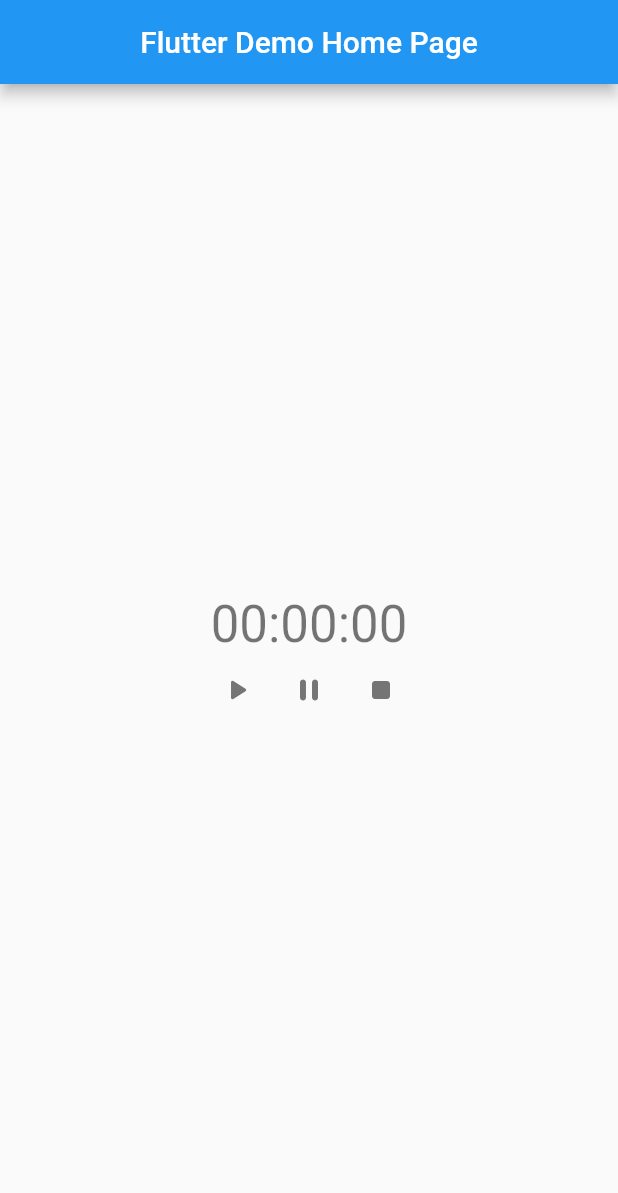
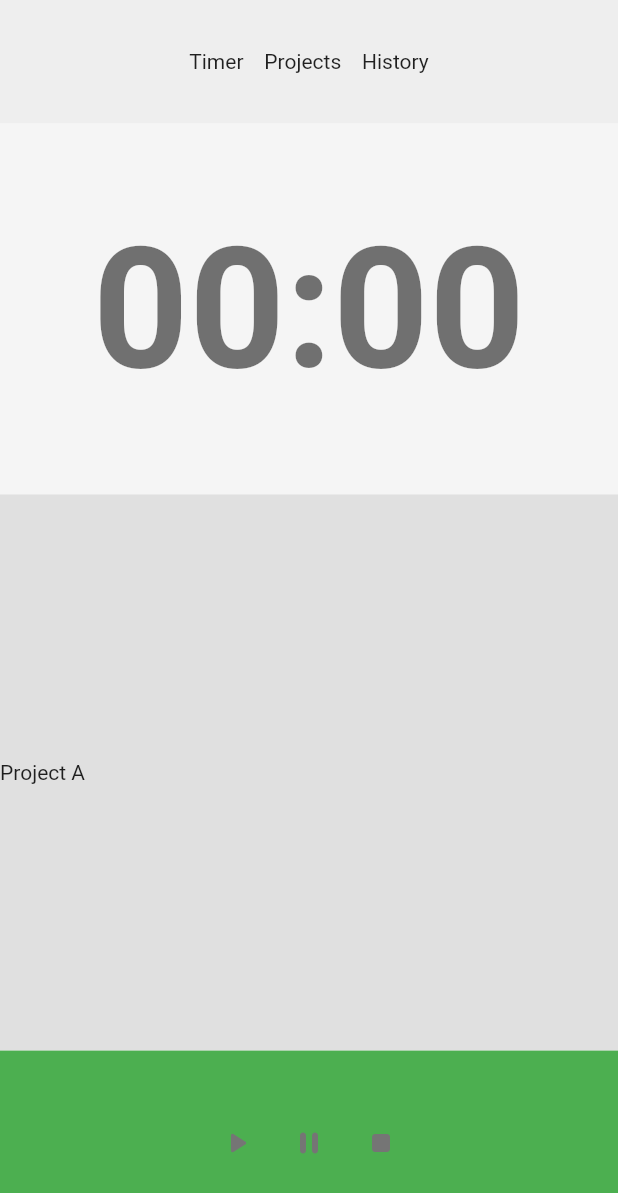
Before and after one commit to pp7rd/worktimer, a Flutter app: the screen it shows after launch, on a phone screen of 412 x 824 dp. Shown: the top 1193 px of the screen. Run offline on Flutter 3.47's test engine with Material 2 defaults, Android fonts, the phone set to English and light mode, and no system bars.

Commit message:
Creating layout

```diff
--- a/lib/main.dart
+++ b/lib/main.dart
@@ -1,17 +1,20 @@
 import 'package:flutter/material.dart';
 import 'dart:async';
+
+// This project
+import 'package:worktimer/styles/sizes.dart';
 
 void main() {
   runApp(MyApp());
 }
 
-String formatTime(int milliseconds){
+String formatTime(int milliseconds) {
   var secs = milliseconds ~/ 1000;
   var hours = (secs ~/ 3600).toString().padLeft(2, '0');
   var minutes = ((secs % 3600) ~/ 60).toString().padLeft(2, '0');
-  var seconds = (secs % 60).toString().padLeft(2, '0');
+  //var seconds = (secs % 60).toString().padLeft(2, '0');
 
-  return "$hours:$minutes:$seconds";
+  return "$hours:$minutes";
 }
 
 class MyApp extends StatelessWidget {
@@ -56,7 +59,6 @@
 }
 
 class _MyHomePageState extends State<MyHomePage> {
-
   Stopwatch _stopwatch;
   Timer _timer;
 
@@ -114,33 +116,76 @@
         onPressed: _stopStopwatch,
       );
 
+  // Tabs
+  Widget _nav(BuildContext context) => Container(
+        height: 0.1 * height(context),
+        decoration: new BoxDecoration(
+          color: Colors.grey.shade200,
+        ),
+        child: Row(
+          mainAxisAlignment: MainAxisAlignment.center,
+          children: <Widget>[
+            Text("Timer    "),
+            Text("Projects    "),
+            Text("History")
+          ],
+        ),
+      );
+
+  // Time
+  Widget _time(BuildContext context) => Container(
+        height: 0.3 * height(context),
+        decoration: new BoxDecoration(
+          color: Colors.grey.shade100,
+        ),
+        child: Row(
+          mainAxisAlignment: MainAxisAlignment.center,
+          children: <Widget>[
+            Text(
+              formatTime(_stopwatch.elapsedMilliseconds),
+              style: new TextStyle()
+                  .merge(Theme.of(context).textTheme.headline1)
+                  .merge(TextStyle(fontWeight: FontWeight.bold)),
+            ),
+          ],
+        ),
+      );
+
+  // Projects
+  Widget _projects(BuildContext context) => Container(
+      height: 0.45 * height(context),
+      decoration: new BoxDecoration(
+        color: Colors.grey.shade300,
+      ),
+      child: Row(
+        children: <Widget>[Text("Project A")],
+      ));
+
   // Buttons
-  Widget _buttons() => Row(
+  Widget _buttons(BuildContext context) => Container(
+        height: 0.15 * height(context),
+        decoration: new BoxDecoration(color: Colors.green),
+        child: Row(
           mainAxisAlignment: MainAxisAlignment.center,
           children: [
             playButton(),
             pauseButton(),
             stopButton(),
           ],
+        ),
       );
-
 
   @override
   Widget build(BuildContext context) {
     return Scaffold(
-      appBar: AppBar(
-        title: Text(widget.title),
-        centerTitle: true,
-      ),
       body: Center(
         child: Column(
           mainAxisAlignment: MainAxisAlignment.center,
           children: <Widget>[
-            Text(
-              formatTime(_stopwatch.elapsedMilliseconds),
-              style: Theme.of(context).textTheme.headline4,
-            ),
-            _buttons(),
+            _nav(context),
+            _time(context),
+            _projects(context),
+            _buttons(context),
           ],
         ),
       ),
```
Lines whose indentation alone changed are shown as unchanged.
